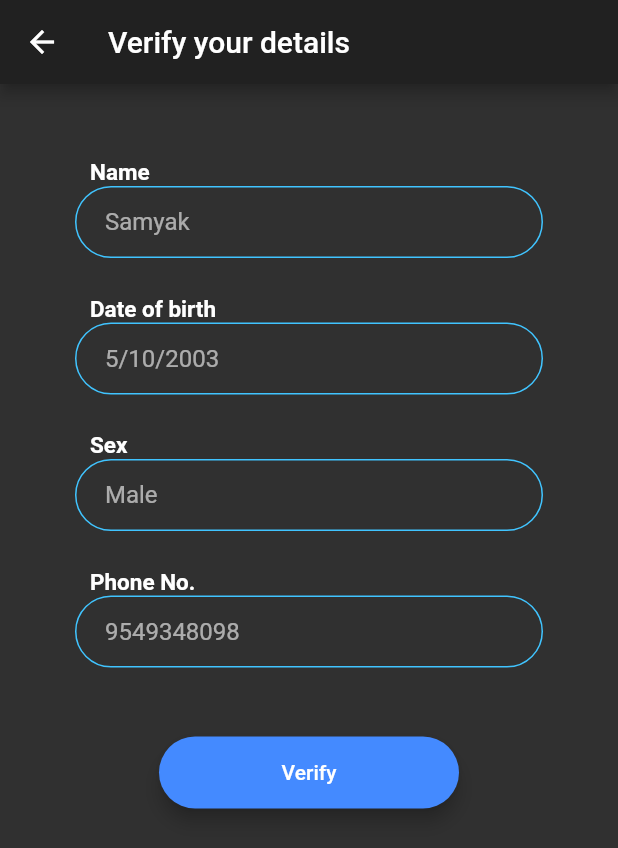
After one commit to samyakbvs/neuro_equlibrium, a Flutter app: the screen it shows after launch, after a tap on "Submit", on a phone screen of 412 x 824 dp. The commit adds this screen. Shown: the top 848 px of the screen. Run offline on Flutter 3.47's test engine with Material 2 defaults, Android fonts, the phone set to English and light mode, and no system bars.

Commit message:
Verify details

```diff
--- /dev/null
+++ b/lib/edit_details.dart
@@ -0,0 +1,71 @@
+import 'package:flutter/material.dart';
+import 'package:neuroequlibrium/reusable.dart';
+
+class EditDetails extends StatefulWidget {
+  @override
+  _EditDetailsState createState() => _EditDetailsState();
+}
+
+class _EditDetailsState extends State<EditDetails> {
+  void method() {}
+
+  @override
+  Widget build(BuildContext context) {
+    return Scaffold(
+      appBar: AppBar(
+        title: Text('Verify your details'),
+      ),
+      body: Center(
+        child: Container(
+          padding: EdgeInsets.symmetric(horizontal: 50.0),
+          child: Padding(
+            padding: EdgeInsets.symmetric(
+              horizontal: 0,
+              vertical: 50.0,
+            ),
+            child: Column(
+              crossAxisAlignment: CrossAxisAlignment.center,
+              mainAxisSize: MainAxisSize.max,
+              mainAxisAlignment: MainAxisAlignment.start,
+              children: <Widget>[
+                TextLabel('Name'),
+                TextField(
+                  onChanged: (value) {},
+                  decoration: kInputStyle.copyWith(
+                    hintText: 'Samyak',
+                  ),
+                ),
+                SizedBox(height: 25.0),
+                TextLabel('Date of birth'),
+                TextField(
+                  onChanged: (value) {},
+                  decoration: kInputStyle.copyWith(hintText: '5/10/2003'),
+                ),
+                SizedBox(height: 25.0),
+                TextLabel('Sex'),
+                TextField(
+                  onChanged: (value) {},
+                  decoration: kInputStyle.copyWith(hintText: 'Male'),
+                ),
+                SizedBox(height: 25.0),
+                TextLabel('Phone No.'),
+                TextField(
+                  onChanged: (value) {},
+                  decoration: kInputStyle.copyWith(hintText: '9549348098'),
+                ),
+                SizedBox(height: 30.0),
+                RoundedButton(
+                  color: Colors.blueAccent,
+                  text: 'Verify',
+                  onPressed: () {
+                    // Update Details & Redirect user
+                  },
+                )
+              ],
+            ),
+          ),
+        ),
+      ),
+    );
+  }
+}
--- a/lib/main.dart
+++ b/lib/main.dart
@@ -1,5 +1,6 @@
 import 'package:flutter/material.dart';
 import 'package:neuroequlibrium/welcome_screen.dart';
+import 'package:neuroequlibrium/edit_details.dart';
 
 void main() {
   runApp(MyApp());
@@ -15,6 +16,7 @@ class MyApp extends StatelessWidget {
         initialRoute: 'welcome_screen',
         routes: {
           'welcome_screen': (context) => WelcomeScreen(),
+          'edit_details': (context) => EditDetails(),
         });
   }
 }
--- a/lib/reusable.dart
+++ b/lib/reusable.dart
@@ -1,4 +1,26 @@
 import 'package:flutter/material.dart';
+
+class TextLabel extends StatelessWidget {
+  String label;
+
+  TextLabel(this.label);
+
+  @override
+  Widget build(BuildContext context) {
+    return Align(
+      alignment: Alignment.bottomLeft,
+      child: Padding(
+        padding: EdgeInsets.only(
+          left: 10.0,
+        ),
+        child: Text(
+          label,
+          style: TextStyle(fontWeight: FontWeight.bold, fontSize: 15),
+        ),
+      ),
+    );
+  }
+}
 
 const kInputStyle = InputDecoration(
   hintText: '',
--- a/lib/welcome_screen.dart
+++ b/lib/welcome_screen.dart
@@ -1,4 +1,5 @@
 import 'package:flutter/material.dart';
+import 'package:neuroequlibrium/edit_details.dart';
 import 'package:neuroequlibrium/reusable.dart';
 
 class WelcomeScreen extends StatefulWidget {
@@ -7,6 +8,8 @@ class WelcomeScreen extends StatefulWidget {
 }
 
 class _WelcomeScreenState extends State<WelcomeScreen> {
+  String uid;
+
   @override
   Widget build(BuildContext context) {
     return Scaffold(
@@ -29,12 +32,24 @@ class _WelcomeScreenState extends State<WelcomeScreen> {
                   'Hi there! Welcome to NeuroEquilibrium\'s Migraine App. Let\'s get started to solve all your migraine woes. Enter your Neuro patient ID to get started!'),
               SizedBox(height: 25.0),
               TextField(
+                onChanged: (value) {
+                  uid = value;
+                },
                 decoration: kInputStyle.copyWith(hintText: 'UID'),
               ),
               SizedBox(height: 25.0),
               RoundedButton(
                 color: Colors.blueAccent,
                 text: 'Submit',
+                onPressed: () {
+                  // UID validation
+                  Navigator.push(
+                    context,
+                    MaterialPageRoute(
+                      builder: (context) => EditDetails(),
+                    ),
+                  );
+                },
               )
             ],
           ),
```
